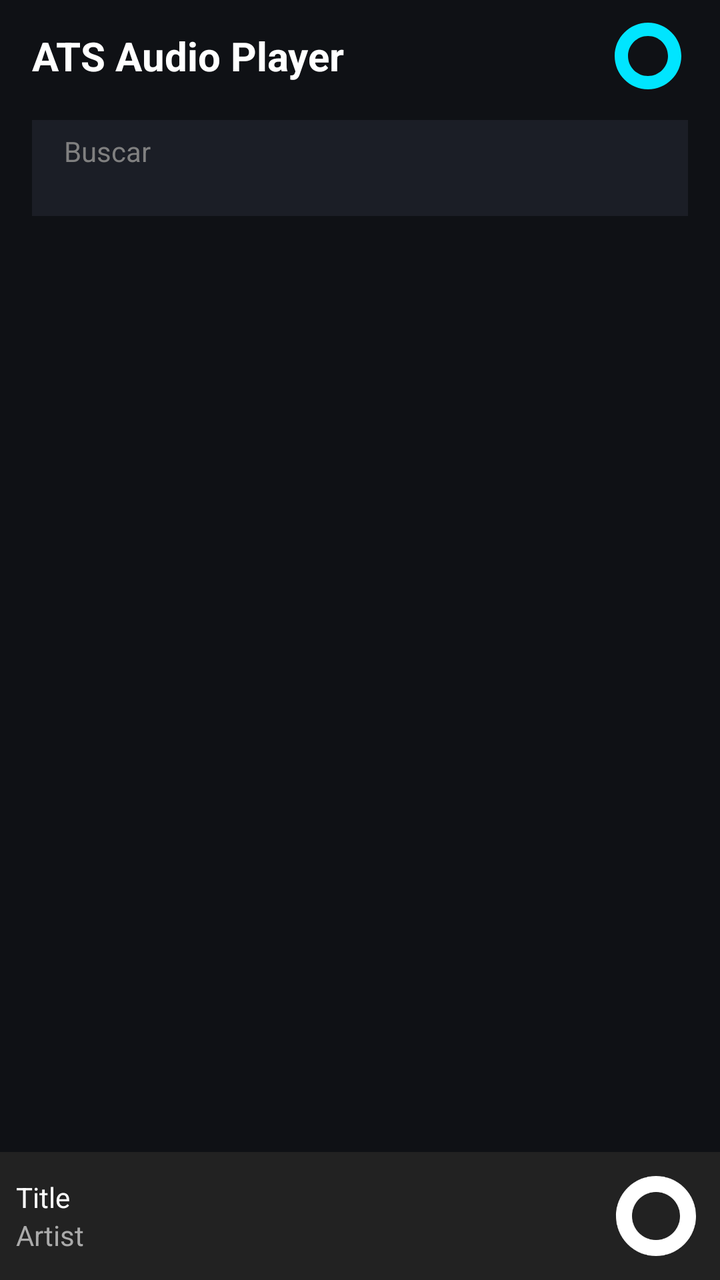
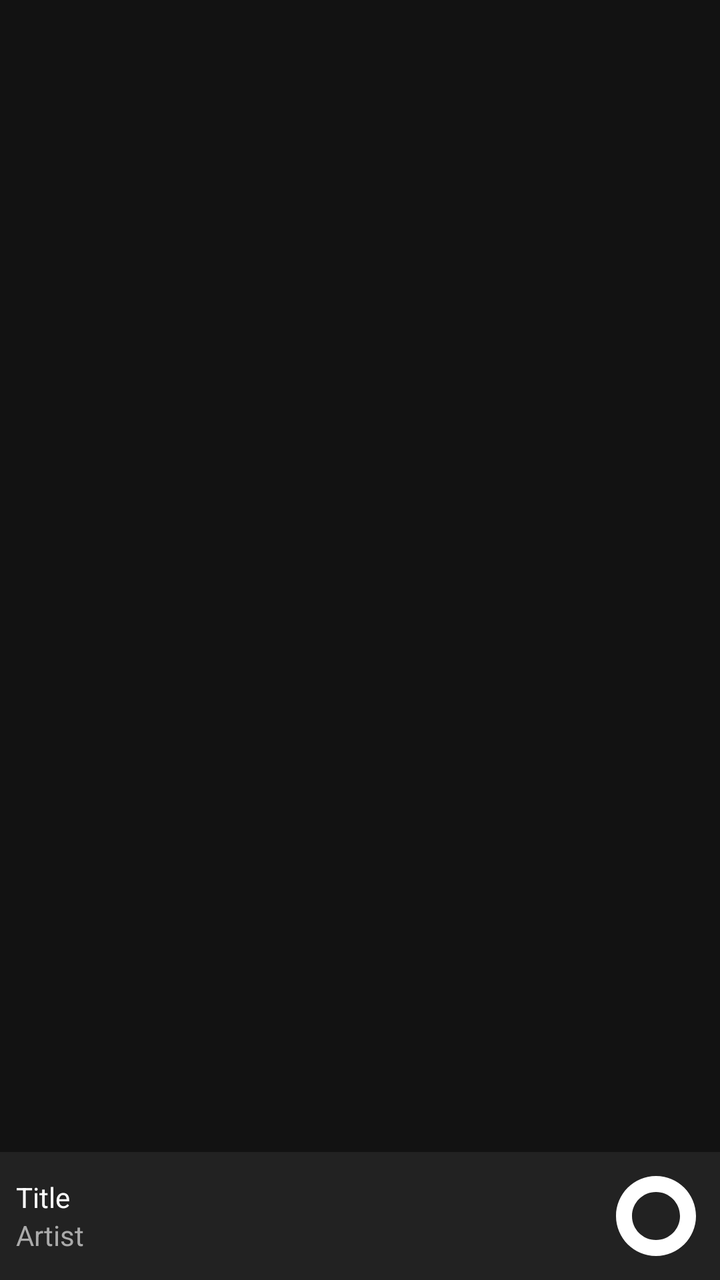

Compare the two renders of this Android layout. The source of the first and the diff that turns it into the second are given below.
<!-- AndroidManifest.xml: application theme android:Theme.Material.Light.NoActionBar -->
<!-- res/layout/main.xml -->
<?xml version="1.0" encoding="utf-8"?>
<LinearLayout xmlns:android="http://schemas.android.com/apk/res/android"
    xmlns:app="http://schemas.android.com/apk/res-auto"
    xmlns:tools="http://schemas.android.com/tools"
    android:id="@+id/mainLayout"
    android:layout_width="match_parent"
    android:layout_height="match_parent"
    android:background="#0F1115"
    android:orientation="vertical">

    
    <LinearLayout
        android:layout_width="match_parent"
        android:layout_height="56dp"
        android:gravity="center_vertical"
        android:paddingStart="16dp"
        android:paddingEnd="16dp">

        <TextView
            android:layout_width="0dp"
            android:layout_height="wrap_content"
            android:layout_weight="1"
            android:text="@string/app_name"
            android:textColor="#FFFFFF"
            android:textSize="20sp"
            android:textStyle="bold" />

        <ImageButton
            android:id="@+id/btnOpenPlayer"
            android:layout_width="40dp"
            android:layout_height="40dp"
            android:background="?attr/selectableItemBackgroundBorderless"
            android:contentDescription="@string/open_player"
            android:src="@drawable/ic_equalizer"
            android:tint="#00E5FF" />
    </LinearLayout>

    
    <androidx.appcompat.widget.SearchView
        android:id="@+id/searchView"
        android:layout_width="match_parent"
        android:layout_height="wrap_content"
        android:layout_marginStart="16dp"
        android:layout_marginTop="4dp"
        android:layout_marginEnd="16dp"
        android:layout_marginBottom="8dp"
        android:background="#1B1E26"
        app:iconifiedByDefault="false"
        app:queryBackground="@android:color/transparent"
        app:queryHint="Buscar"
        app:theme="@style/ThemeOverlay.SearchView" />

    
    <androidx.recyclerview.widget.RecyclerView
        android:id="@+id/rvSongs"
        android:layout_width="match_parent"
        android:layout_height="0dp"
        android:layout_weight="1"
        android:clipToPadding="false"
        android:paddingBottom="8dp"
        tools:listitem="@layout/layout_item_song" />

    
    <include
        android:id="@+id/miniPlayer"
        layout="@layout/mini_player" />

</LinearLayout>
<!-- res/layout/layout_item_song.xml (included above) -->
<?xml version="1.0" encoding="utf-8"?>
<com.google.android.material.card.MaterialCardView xmlns:android="http://schemas.android.com/apk/res/android"
    xmlns:app="http://schemas.android.com/apk/res-auto"
    android:id="@+id/cardSong"
    android:layout_width="match_parent"
    android:layout_height="wrap_content"
    android:layout_marginStart="12dp"
    android:layout_marginTop="4dp"
    android:layout_marginEnd="12dp"
    android:layout_marginBottom="4dp"
    android:clickable="true"
    android:focusable="true"
    app:cardBackgroundColor="#151821"
    app:cardCornerRadius="10dp"
    app:cardElevation="0dp"
    app:rippleColor="#3300E5FF"
    app:strokeColor="#202430"
    app:strokeWidth="1dp">

    <LinearLayout
        android:layout_width="match_parent"
        android:layout_height="wrap_content"
        android:gravity="center_vertical"
        android:orientation="horizontal"
        android:padding="8dp">

        <com.google.android.material.imageview.ShapeableImageView
            android:id="@+id/cover"
            android:layout_width="48dp"
            android:layout_height="48dp"
            android:background="#232733"
            android:contentDescription="@string/album_art"
            android:scaleType="centerCrop"
            android:src="@drawable/ic_music_note"
            app:shapeAppearanceOverlay="@style/ShapeAppearance.Corner8dp" />

        <LinearLayout
            android:layout_width="0dp"
            android:layout_height="wrap_content"
            android:layout_marginStart="12dp"
            android:layout_marginEnd="8dp"
            android:layout_weight="1"
            android:orientation="vertical">

            <TextView
                android:id="@+id/title"
                android:layout_width="match_parent"
                android:layout_height="wrap_content"
                android:ellipsize="end"
                android:maxLines="1"
                android:text="Nombre de la canción"
                android:textColor="#FFFFFF"
                android:textSize="15sp"
                android:textStyle="bold" />

            <TextView
                android:id="@+id/artist"
                android:layout_width="match_parent"
                android:layout_height="wrap_content"
                android:layout_marginTop="2dp"
                android:ellipsize="end"
                android:maxLines="1"
                android:text="Artista de la canción"
                android:textColor="#9E9E9E"
                android:textSize="13sp" />
        </LinearLayout>

        <LinearLayout
            android:layout_width="wrap_content"
            android:layout_height="wrap_content"
            android:layout_marginEnd="8dp"
            android:gravity="end"
            android:orientation="vertical">

            <TextView
                android:id="@+id/txtFormat"
                android:layout_width="wrap_content"
                android:layout_height="wrap_content"
                android:background="#203D5AFE"
                android:paddingStart="5dp"
                android:paddingTop="2dp"
                android:paddingEnd="5dp"
                android:paddingBottom="2dp"
                android:text="FLAC"
                android:textColor="#3D5AFE"
                android:textSize="9sp"
                android:textStyle="bold" />

            <TextView
                android:id="@+id/duration"
                android:layout_width="wrap_content"
                android:layout_height="wrap_content"
                android:layout_marginTop="2dp"
                android:text="03:45"
                android:textColor="#808080"
                android:textSize="11sp" />
        </LinearLayout>

    </LinearLayout>

</com.google.android.material.card.MaterialCardView>
<!-- res/layout/mini_player.xml (included above) -->
<?xml version="1.0" encoding="utf-8"?>
<LinearLayout xmlns:android="http://schemas.android.com/apk/res/android"
 android:layout_width="match_parent"
 android:layout_height="64dp"
 android:orientation="horizontal"
 android:background="#222"
 android:gravity="center_vertical"
 android:padding="8dp">
<LinearLayout android:layout_width="0dp" android:layout_weight="1" android:layout_height="wrap_content" android:orientation="vertical">
<TextView android:id="@+id/miniTitle" android:layout_width="match_parent" android:layout_height="wrap_content" android:textColor="#FFF" android:text="Title" android:maxLines="1"/>
<TextView android:id="@+id/miniArtist" android:layout_width="match_parent" android:layout_height="wrap_content" android:textColor="#AAA" android:text="Artist" android:maxLines="1"/>
</LinearLayout>
<ImageView android:id="@+id/btnPlayPauseMini" android:layout_width="48dp" android:layout_height="48dp" android:src="@drawable/ic_play"/>
</LinearLayout>
<!-- resources referenced by this layout -->
<resources>
  <!-- drawable ic_equalizer (drawable) -->
  <vector xmlns:android="http://schemas.android.com/apk/res/android" android:width="24dp" android:height="24dp" android:viewportWidth="24" android:viewportHeight="24"><path android:fillColor="#FFFFFF" android:pathData="M12,2C6.48,2 2,6.48 2,12s4.48,10 10,10 10,-4.48 10,-10S17.52,2 12,2zM12,18c-3.31,0 -6,-2.69 -6,-6s2.69,-6 6,-6 6,2.69 6,6 -2.69,6 -6,6z"/></vector>
  <!-- drawable ic_music_note (drawable) -->
  <vector xmlns:android="http://schemas.android.com/apk/res/android" android:width="24dp" android:height="24dp" android:viewportWidth="24" android:viewportHeight="24"><path android:fillColor="#FFFFFF" android:pathData="M12,2C6.48,2 2,6.48 2,12s4.48,10 10,10 10,-4.48 10,-10S17.52,2 12,2zM12,18c-3.31,0 -6,-2.69 -6,-6s2.69,-6 6,-6 6,2.69 6,6 -2.69,6 -6,6z"/></vector>
  <!-- drawable ic_play (drawable) -->
  <vector xmlns:android="http://schemas.android.com/apk/res/android" android:width="24dp" android:height="24dp" android:viewportWidth="24" android:viewportHeight="24"><path android:fillColor="#FFFFFF" android:pathData="M12,2C6.48,2 2,6.48 2,12s4.48,10 10,10 10,-4.48 10,-10S17.52,2 12,2zM12,18c-3.31,0 -6,-2.69 -6,-6s2.69,-6 6,-6 6,2.69 6,6 -2.69,6 -6,6z"/></vector>
  <string name="album_art">Carátula del álbum</string>
  <string name="app_name">ATS Audio Player</string>
  <string name="open_player">Abrir reproductor</string>
  <style name="ShapeAppearance.Corner8dp" parent="ShapeAppearance.Material3.SmallComponent">
          <item name="cornerSize">8dp</item>
      </style>
  <style name="ThemeOverlay.SearchView" parent="ThemeOverlay.Material3.Dark">
          <item name="android:textColorHint">#808080</item>
          <item name="android:editTextColor">#FFFFFF</item>
          <item name="colorAccent">@color/cyan_accent</item>
      </style>
  <color name="cyan_accent">#00E5FF</color>
</resources>

<!-- the commit's change to res/layout/main.xml (unified diff, before → after) -->
@@ -1,185 +1,19 @@
-<?xml version="1.0" encoding="utf-8"?>
-<LinearLayout xmlns:android="http://schemas.android.com/apk/res/android"
-    xmlns:app="http://schemas.android.com/apk/res-auto"
-    xmlns:tools="http://schemas.android.com/tools"
-    android:id="@+id/mainLayout"
-    android:layout_width="match_parent"
-    android:layout_height="match_parent"
-    android:background="#0F1115"
-    android:orientation="vertical">
-
-    
-    <LinearLayout
-        android:layout_width="match_parent"
-        android:layout_height="56dp"
-        android:gravity="center_vertical"
-        android:paddingStart="16dp"
-        android:paddingEnd="16dp">
-
-        <TextView
-            android:layout_width="0dp"
-            android:layout_height="wrap_content"
-            android:layout_weight="1"
-            android:text="@string/app_name"
-            android:textColor="#FFFFFF"
-            android:textSize="20sp"
-            android:textStyle="bold" />
-
-        <ImageButton
-            android:id="@+id/btnOpenPlayer"
-            android:layout_width="40dp"
-            android:layout_height="40dp"
-            android:background="?attr/selectableItemBackgroundBorderless"
-            android:contentDescription="@string/open_player"
-            android:src="@drawable/ic_equalizer"
-            android:tint="#00E5FF" />
-    </LinearLayout>
-
-    
-    <androidx.appcompat.widget.SearchView
-        android:id="@+id/searchView"
-        android:layout_width="match_parent"
-        android:layout_height="wrap_content"
-        android:layout_marginStart="16dp"
-        android:layout_marginTop="4dp"
-        android:layout_marginEnd="16dp"
-        android:layout_marginBottom="8dp"
-        android:background="#1B1E26"
-        app:iconifiedByDefault="false"
-        app:queryBackground="@android:color/transparent"
-        app:queryHint="Buscar"
-        app:theme="@style/ThemeOverlay.SearchView" />
-
-    
-    <androidx.recyclerview.widget.RecyclerView
-        android:id="@+id/rvSongs"
-        android:layout_width="match_parent"
-        android:layout_height="0dp"
-        android:layout_weight="1"
-        android:clipToPadding="false"
-        android:paddingBottom="8dp"
-        tools:listitem="@layout/layout_item_song" />
-
-    
-    <include
-        android:id="@+id/miniPlayer"
-        layout="@layout/mini_player" />
-
-</LinearLayout>
-<!-- res/layout/layout_item_song.xml (included above) -->
-<?xml version="1.0" encoding="utf-8"?>
-<com.google.android.material.card.MaterialCardView xmlns:android="http://schemas.android.com/apk/res/android"
-    xmlns:app="http://schemas.android.com/apk/res-auto"
-    android:id="@+id/cardSong"
-    android:layout_width="match_parent"
-    android:layout_height="wrap_content"
-    android:layout_marginStart="12dp"
-    android:layout_marginTop="4dp"
-    android:layout_marginEnd="12dp"
-    android:layout_marginBottom="4dp"
-    android:clickable="true"
-    android:focusable="true"
-    app:cardBackgroundColor="#151821"
-    app:cardCornerRadius="10dp"
-    app:cardElevation="0dp"
-    app:rippleColor="#3300E5FF"
-    app:strokeColor="#202430"
-    app:strokeWidth="1dp">
-
-    <LinearLayout
-        android:layout_width="match_parent"
-        android:layout_height="wrap_content"
-        android:gravity="center_vertical"
-        android:orientation="horizontal"
-        android:padding="8dp">
-
-        <com.google.android.material.imageview.ShapeableImageView
-            android:id="@+id/cover"
-            android:layout_width="48dp"
-            android:layout_height="48dp"
-            android:background="#232733"
-            android:contentDescription="@string/album_art"
-            android:scaleType="centerCrop"
-            android:src="@drawable/ic_music_note"
-            app:shapeAppearanceOverlay="@style/ShapeAppearance.Corner8dp" />
-
-        <LinearLayout
-            android:layout_width="0dp"
-            android:layout_height="wrap_content"
-            android:layout_marginStart="12dp"
-            android:layout_marginEnd="8dp"
-            android:layout_weight="1"
-            android:orientation="vertical">
-
-            <TextView
-                android:id="@+id/title"
-                android:layout_width="match_parent"
-                android:layout_height="wrap_content"
-                android:ellipsize="end"
-                android:maxLines="1"
-                android:text="Nombre de la canción"
-                android:textColor="#FFFFFF"
-                android:textSize="15sp"
-                android:textStyle="bold" />
-
-            <TextView
-                android:id="@+id/artist"
-                android:layout_width="match_parent"
-                android:layout_height="wrap_content"
-                android:layout_marginTop="2dp"
-                android:ellipsize="end"
-                android:maxLines="1"
-                android:text="Artista de la canción"
-                android:textColor="#9E9E9E"
-                android:textSize="13sp" />
-        </LinearLayout>
-
-        <LinearLayout
-            android:layout_width="wrap_content"
-            android:layout_height="wrap_content"
-            android:layout_marginEnd="8dp"
-            android:gravity="end"
-            android:orientation="vertical">
-
-            <TextView
-                android:id="@+id/txtFormat"
-                android:layout_width="wrap_content"
-                android:layout_height="wrap_content"
-                android:background="#203D5AFE"
-                android:paddingStart="5dp"
-                android:paddingTop="2dp"
-                android:paddingEnd="5dp"
-                android:paddingBottom="2dp"
-                android:text="FLAC"
-                android:textColor="#3D5AFE"
-                android:textSize="9sp"
-                android:textStyle="bold" />
-
-            <TextView
-                android:id="@+id/duration"
-                android:layout_width="wrap_content"
-                android:layout_height="wrap_content"
-                android:layout_marginTop="2dp"
-                android:text="03:45"
-                android:textColor="#808080"
-                android:textSize="11sp" />
-        </LinearLayout>
-
-    </LinearLayout>
-
-</com.google.android.material.card.MaterialCardView>
-<!-- res/layout/mini_player.xml (included above) -->
 <?xml version="1.0" encoding="utf-8"?>
 <LinearLayout xmlns:android="http://schemas.android.com/apk/res/android"
  android:layout_width="match_parent"
- android:layout_height="64dp"
- android:orientation="horizontal"
- android:background="#222"
- android:gravity="center_vertical"
- android:padding="8dp">
+ android:layout_height="match_parent"
+ android:orientation="vertical"
+ android:background="#121212">
+<androidx.recyclerview.widget.RecyclerView
+ android:id="@+id/recyclerView"
+ android:layout_width="match_parent"
+ android:layout_height="0dp"
+ android:layout_weight="1"/>
+<LinearLayout android:layout_width="match_parent" android:layout_height="64dp" android:orientation="horizontal" android:background="#222" android:gravity="center_vertical" android:padding="8dp">
 <LinearLayout android:layout_width="0dp" android:layout_weight="1" android:layout_height="wrap_content" android:orientation="vertical">
 <TextView android:id="@+id/miniTitle" android:layout_width="match_parent" android:layout_height="wrap_content" android:textColor="#FFF" android:text="Title" android:maxLines="1"/>
 <TextView android:id="@+id/miniArtist" android:layout_width="match_parent" android:layout_height="wrap_content" android:textColor="#AAA" android:text="Artist" android:maxLines="1"/>
 </LinearLayout>
-<ImageView android:id="@+id/btnPlayPauseMini" android:layout_width="48dp" android:layout_height="48dp" android:src="@drawable/ic_play"/>
+<ImageView android:id="@+id/miniPlayPause" android:layout_width="48dp" android:layout_height="48dp" android:src="@drawable/ic_play"/>
 </LinearLayout>
+</LinearLayout>
<!-- resource entries referenced after the edit -->
@@ -1,22 +1,6 @@
 <!-- resources referenced by this layout -->
 <resources>
-  <!-- drawable ic_equalizer (drawable) -->
-  <vector xmlns:android="http://schemas.android.com/apk/res/android" android:width="24dp" android:height="24dp" android:viewportWidth="24" android:viewportHeight="24"><path android:fillColor="#FFFFFF" android:pathData="M12,2C6.48,2 2,6.48 2,12s4.48,10 10,10 10,-4.48 10,-10S17.52,2 12,2zM12,18c-3.31,0 -6,-2.69 -6,-6s2.69,-6 6,-6 6,2.69 6,6 -2.69,6 -6,6z"/></vector>
-  <!-- drawable ic_music_note (drawable) -->
-  <vector xmlns:android="http://schemas.android.com/apk/res/android" android:width="24dp" android:height="24dp" android:viewportWidth="24" android:viewportHeight="24"><path android:fillColor="#FFFFFF" android:pathData="M12,2C6.48,2 2,6.48 2,12s4.48,10 10,10 10,-4.48 10,-10S17.52,2 12,2zM12,18c-3.31,0 -6,-2.69 -6,-6s2.69,-6 6,-6 6,2.69 6,6 -2.69,6 -6,6z"/></vector>
   <!-- drawable ic_play (drawable) -->
   <vector xmlns:android="http://schemas.android.com/apk/res/android" android:width="24dp" android:height="24dp" android:viewportWidth="24" android:viewportHeight="24"><path android:fillColor="#FFFFFF" android:pathData="M12,2C6.48,2 2,6.48 2,12s4.48,10 10,10 10,-4.48 10,-10S17.52,2 12,2zM12,18c-3.31,0 -6,-2.69 -6,-6s2.69,-6 6,-6 6,2.69 6,6 -2.69,6 -6,6z"/></vector>
-  <string name="album_art">Carátula del álbum</string>
-  <string name="app_name">ATS Audio Player</string>
-  <string name="open_player">Abrir reproductor</string>
-  <style name="ShapeAppearance.Corner8dp" parent="ShapeAppearance.Material3.SmallComponent">
-          <item name="cornerSize">8dp</item>
-      </style>
-  <style name="ThemeOverlay.SearchView" parent="ThemeOverlay.Material3.Dark">
-          <item name="android:textColorHint">#808080</item>
-          <item name="android:editTextColor">#FFFFFF</item>
-          <item name="colorAccent">@color/cyan_accent</item>
-      </style>
-  <color name="cyan_accent">#00E5FF</color>
 </resources>
 
